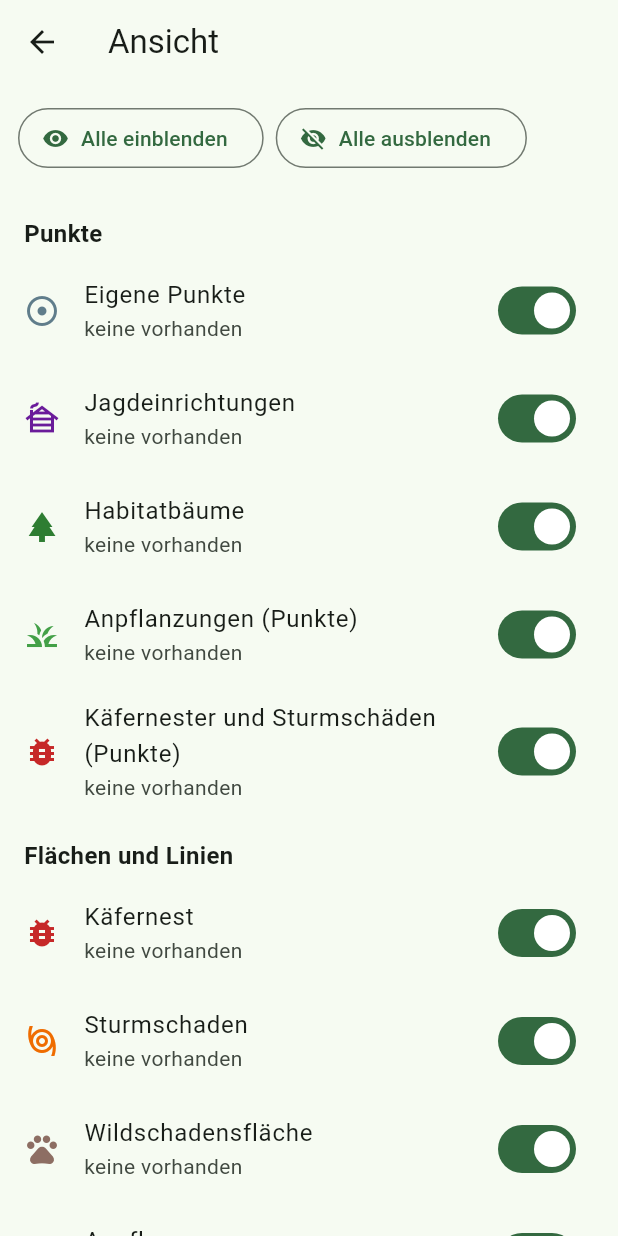
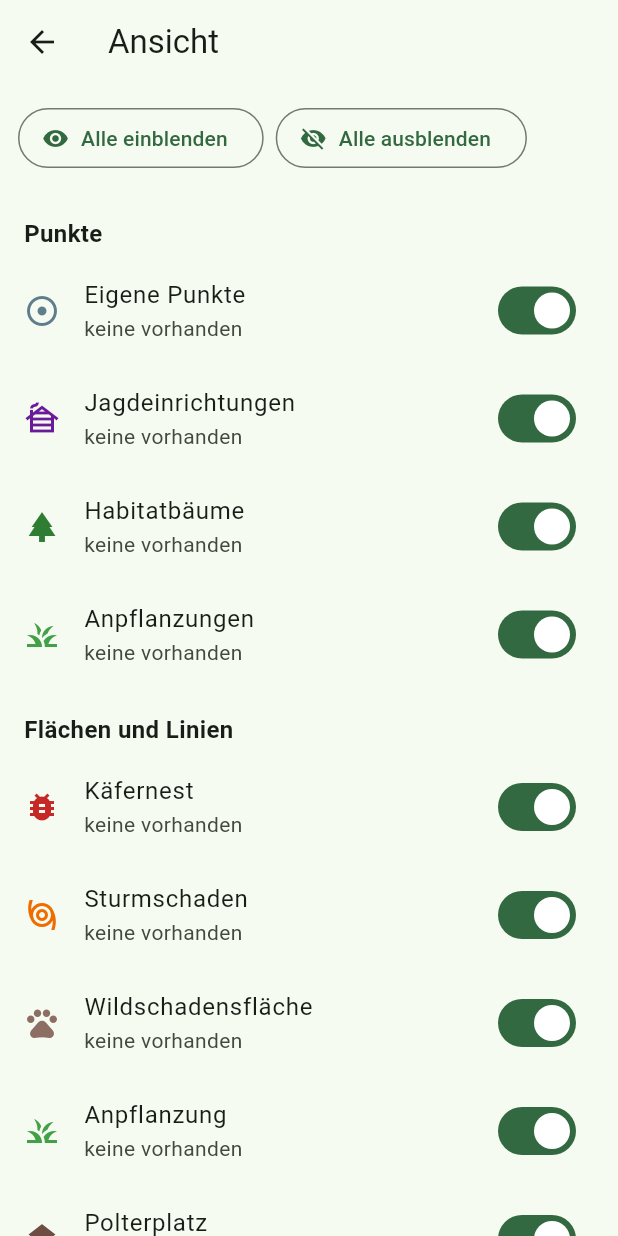
Before and after one commit to christophschlaug-rgb/Waldkataster, a Flutter app: the ViewScreen screen opened directly with empty values, on a phone screen of 412 x 824 dp. Run offline on Flutter 3.47's test engine with Material 3 defaults, Android fonts, the phone set to English and light mode, and no system bars; our stand-ins replace flutter_map, flutter_secure_storage, geolocator, image_picker, latlong2, sensors_plus and 2 more; accounts and stored records are empty; network calls fail.

Commit message:
Add files via upload

```diff
--- a/lib/screens/view_screen.dart
+++ b/lib/screens/view_screen.dart
@@ -36,23 +36,23 @@ class _ViewScreenState extends State<ViewScreen> {
     _Item('own', 'Eigene Punkte', Icons.adjust, Color(0xFF607D8B)),
     _Item('jagd', 'Jagdeinrichtungen', Icons.cabin, Color(0xFF6A1B9A)),
     _Item('habitat', 'Habitatbäume', Icons.park, Color(0xFF2E7D32)),
-    _Item('pflanz', 'Anpflanzungen (Punkte)', Icons.grass, Color(0xFF43A047)),
-    _Item('damages', 'Käfernester und Sturmschäden (Punkte)', Icons.bug_report,
-        Color(0xFFC62828)),
+    _Item('pflanz', 'Anpflanzungen', Icons.grass, Color(0xFF43A047)),
+    _Item('damages', 'Frühere Schäden (Käfernest, Sturmschaden)',
+        Icons.bug_report, Color(0xFFC62828)),
   ];
 
   List<_Item> get _shapes => [
         for (final t in kShapeTypes)
           _Item(
             'shape:${t.key}',
-            t.isLine ? '${t.label} (Linie)' : t.label,
+            t.label,
             t.icon,
             t.color,
           ),
       ];
 
   static const _parcels = [
-    _Item('parcels', 'Parzellen (Flächen)', Icons.crop_square, Color(0xFFFFA000)),
+    _Item('parcels', 'Parzellen', Icons.crop_square, Color(0xFFFFA000)),
   ];
 
   void _set(String key, bool visible) {
@@ -130,7 +130,8 @@ class _ViewScreenState extends State<ViewScreen> {
             ),
           ),
           _header('Punkte'),
-          for (final i in _points) _tile(i),
+          for (final i in _points)
+            if (i.key != 'damages' || (widget.counts['damages'] ?? 0) > 0) _tile(i),
           _header('Flächen und Linien'),
           for (final i in _shapes) _tile(i),
           _header('Parzellen'),
```
Also changed, not shown: lib/screens/forest_screen.dart (+11 -9 lines).
